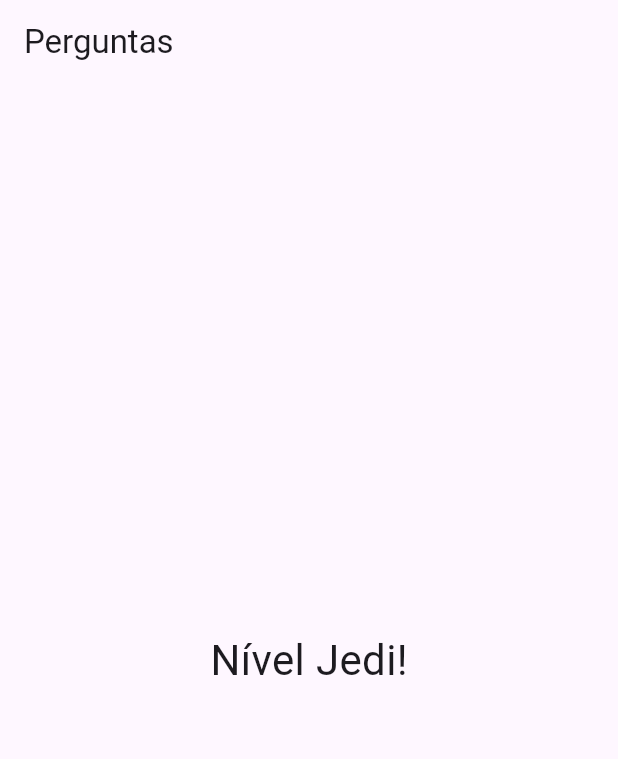
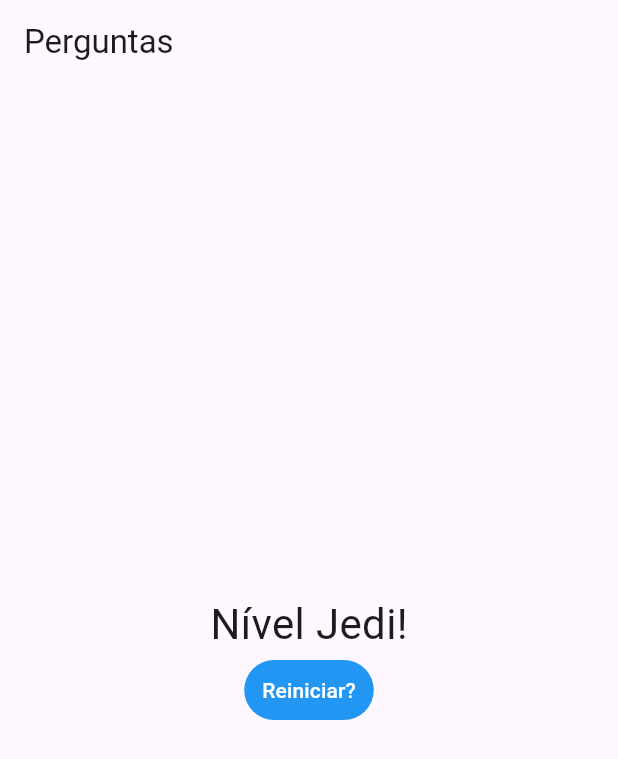
Before and after one commit to danillogoncalves/projeto_perguntas, a Flutter app: the screen it shows after launch, after a tap on "Preto", after a tap on "Cobra", after a tap on "Leo", on a phone screen of 412 x 824 dp. Shown: the top 759 px of the screen. Run offline on Flutter 3.47's test engine with Material 3 defaults, Android fonts, the phone set to English and light mode, and no system bars.

Commit message:
:sparkles: feat: Adicionado o botão para reiniciar o questionário

```diff
--- a/lib/main.dart
+++ b/lib/main.dart
@@ -46,6 +46,13 @@ class _PerguntaAppState extends State<PerguntaApp> {
     }
   }
 
+  void _reiniciarQuestionario() {
+    setState(() {
+      _perguntaSelecionada = 0;
+      _pontuacaoTotal = 0;
+    });
+  }
+
   bool get temPerguntaSeleciionada {
     return _perguntaSelecionada < _perguntas.length;
   }
@@ -62,7 +69,7 @@ class _PerguntaAppState extends State<PerguntaApp> {
                 perguntas: _perguntas,
                 perguntaSelecionada: _perguntaSelecionada,
                 quantoResponder: _responder)
-            : Resultado(_pontuacaoTotal),
+            : Resultado(_pontuacaoTotal, _reiniciarQuestionario),
       ),
     );
   }
--- a/lib/resultado.dart
+++ b/lib/resultado.dart
@@ -2,8 +2,9 @@ import 'package:flutter/material.dart';
 
 class Resultado extends StatelessWidget {
   final int pontuacao;
+  final void Function() quandoReiniciarQuestionario;
 
-  Resultado(this.pontuacao);
+  Resultado(this.pontuacao, this.quandoReiniciarQuestionario);
 
   String get fraseResultado {
     if (pontuacao < 8) {
@@ -19,11 +20,24 @@ class Resultado extends StatelessWidget {
 
   @override
   Widget build(BuildContext context) {
-    return Center(
-      child: Text(
-        fraseResultado,
-        style: const TextStyle(fontSize: 28),
-      ),
+    return Column(
+      mainAxisAlignment: MainAxisAlignment.center,
+      children: [
+        Center(
+          child: Text(
+            fraseResultado,
+            style: const TextStyle(fontSize: 28),
+          ),
+        ),
+        TextButton(
+          onPressed: quandoReiniciarQuestionario,
+          child: const Text('Reiniciar?'),
+          style: TextButton.styleFrom(
+            backgroundColor: Colors.blue,
+            foregroundColor: Colors.white,
+          ),
+        )
+      ],
     );
   }
 }
```
